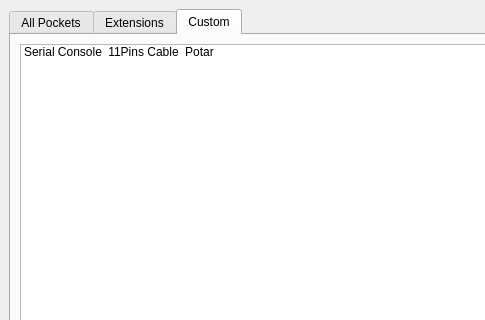
Qt form ui/startup.ui (TheProjecter/pockemul) before a commit; both pictures show x 0 to 485 and y 0 to 320 of the 704 by 557 pixel window.
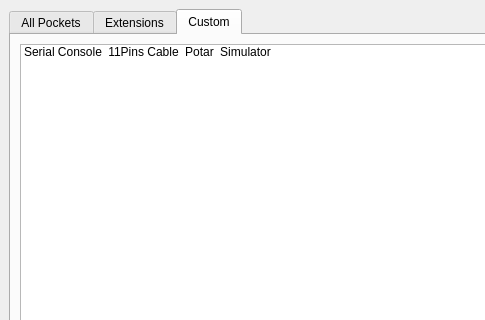
The same form after that commit. The open tabs and pages were chosen to show the change. Icons and pictures are not drawn.

What changed in the file:
```diff
--- a/ui/startup.ui
+++ b/ui/startup.ui
@@ -615,6 +615,15 @@
             <normaloff>:/EXT/ext/potar.png</normaloff>:/EXT/ext/potar.png</iconset>
           </property>
          </item>
+         <item>
+          <property name="text">
+           <string>Simulator</string>
+          </property>
+          <property name="icon">
+           <iconset resource="../resources/ext.qrc">
+            <normaloff>:/EXT/ext/simu.png</normaloff>:/EXT/ext/simu.png</iconset>
+          </property>
+         </item>
         </widget>
        </item>
       </layout>
```
